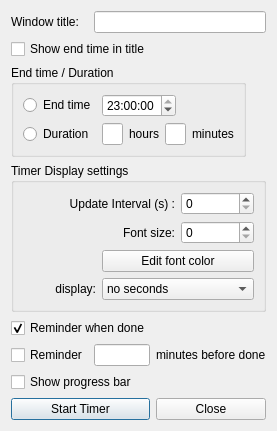
Before: the Qt Designer form edittimerwindow.ui in skronstein/MultiTimer, drawn with Qt 5.
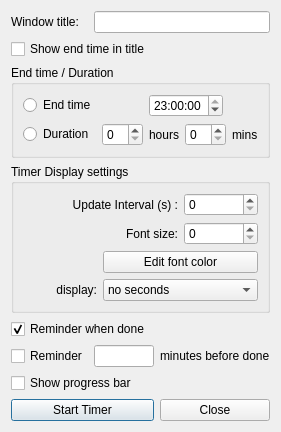
After: the same form once the commit is applied.

Commit message: duration - change lineEdits into spinBoxes

```diff
--- a/edittimerwindow.ui
+++ b/edittimerwindow.ui
@@ -32,21 +32,13 @@
       <string>End time / Duration</string>
      </property>
      <layout class="QGridLayout" name="gridLayout_2">
-      <item row="1" column="1">
-       <widget class="QRadioButton" name="durationRadioButton">
-        <property name="text">
-         <string>Duration</string>
-        </property>
-       </widget>
+      <item row="1" column="2">
+       <widget class="QSpinBox" name="hoursSpinBox"/>
       </item>
-      <item row="0" column="1">
-       <widget class="QRadioButton" name="endTimeRadioButton">
-        <property name="text">
-         <string>End time</string>
-        </property>
-       </widget>
+      <item row="1" column="5">
+       <widget class="QSpinBox" name="minutesSpinBox"/>
       </item>
-      <item row="0" column="2" colspan="4">
+      <item row="0" column="3" colspan="4">
        <widget class="QTimeEdit" name="timeEdit">
         <property name="sizePolicy">
          <sizepolicy hsizetype="Fixed" vsizetype="Fixed">
@@ -63,52 +55,34 @@
         </property>
        </widget>
       </item>
-      <item row="1" column="2">
-       <widget class="QLineEdit" name="hoursTextEdit">
-        <property name="sizePolicy">
-         <sizepolicy hsizetype="Fixed" vsizetype="Fixed">
-          <horstretch>0</horstretch>
-          <verstretch>0</verstretch>
-         </sizepolicy>
+      <item row="0" column="1">
+       <widget class="QRadioButton" name="endTimeRadioButton">
+        <property name="text">
+         <string>End time</string>
         </property>
-        <property name="maximumSize">
-         <size>
-          <width>21</width>
-          <height>16777215</height>
-         </size>
+       </widget>
+      </item>
+      <item row="1" column="1">
+       <widget class="QRadioButton" name="durationRadioButton">
+        <property name="text">
+         <string>Duration</string>
         </property>
        </widget>
       </item>
-      <item row="1" column="3">
+      <item row="1" column="6">
+       <widget class="QLabel" name="label_2">
+        <property name="text">
+         <string>mins</string>
+        </property>
+       </widget>
+      </item>
+      <item row="1" column="3" colspan="2">
        <widget class="QLabel" name="label">
         <property name="text">
          <string>hours</string>
         </property>
        </widget>
       </item>
-      <item row="1" column="5">
-       <widget class="QLabel" name="label_2">
-        <property name="text">
-         <string>minutes</string>
-        </property>
-       </widget>
-      </item>
-      <item row="1" column="4">
-       <widget class="QLineEdit" name="minutesTextEdit">
-        <property name="sizePolicy">
-         <sizepolicy hsizetype="Fixed" vsizetype="Fixed">
-          <horstretch>0</horstretch>
-          <verstretch>0</verstretch>
-         </sizepolicy>
-        </property>
-        <property name="maximumSize">
-         <size>
-          <width>21</width>
-          <height>16777215</height>
-         </size>
-        </property>
-       </widget>
-      </item>
      </layout>
     </widget>
    </item>
```
Left out of the diff: 2 changed lines with no effect on the pictures. The commit also changes 2 other files.
